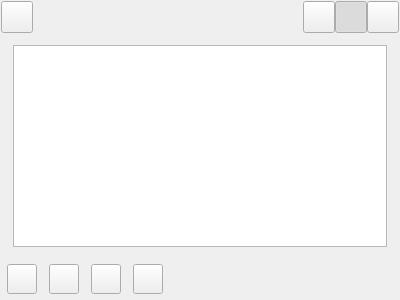
First picture: the form in SimpleNote/widget/NoteWidget.ui, repository apzy/SimpleNote, before the edit.
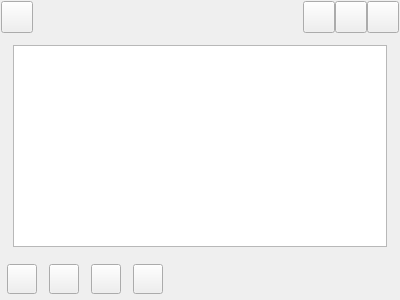
Second picture: the form after the edit. Icons and pictures are not drawn. Custom widgets are drawn as their Qt base class.

Commit message: 添加窗口置顶的功能

Patch:
```diff
--- a/SimpleNote/widget/NoteWidget.ui
+++ b/SimpleNote/widget/NoteWidget.ui
@@ -139,7 +139,7 @@
          <bool>true</bool>
         </property>
         <property name="checked">
-         <bool>true</bool>
+         <bool>false</bool>
         </property>
        </widget>
       </item>
```
The commit also changes 2 other files.
